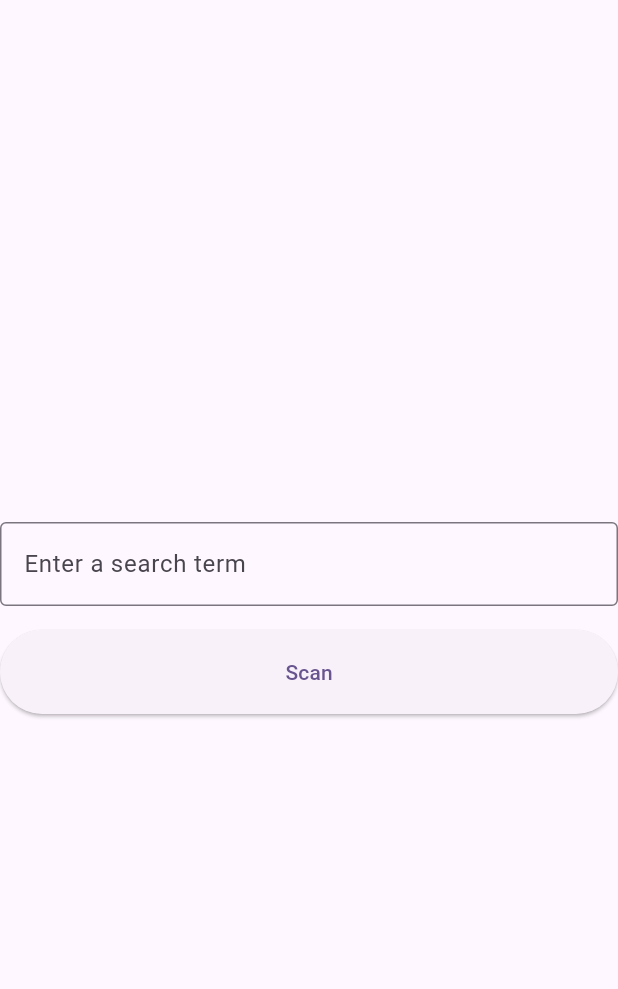
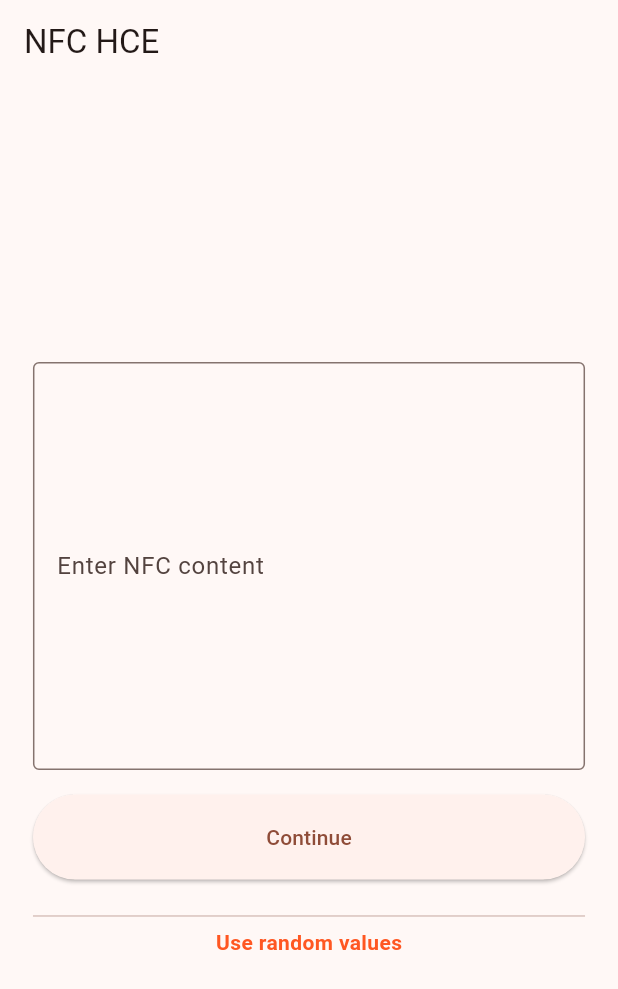
Before and after one commit to ZakriaFathi/NfcScanner, a Flutter app: the screen it shows after launch, on a phone screen of 412 x 824 dp. Shown: the top 989 px of the screen. Run offline on Flutter 3.47's test engine with Material 3 defaults, Android fonts, the phone set to English and light mode, and no system bars; our stand-ins replace flutter_screenutil; missing offline and left inert: flutter_nfc_hce.

Commit message:
add improvment

```diff
--- a/lib/main.dart
+++ b/lib/main.dart
@@ -1,6 +1,7 @@
+import 'dart:math';
 import 'package:flutter/material.dart';
-import 'nfc_scanner_view.dart';
 import 'package:flutter_screenutil/flutter_screenutil.dart';
+import 'package:nfc/dialog_extention.dart';
 
 void main() {
   runApp(const MyApp());
@@ -12,14 +13,17 @@ class MyApp extends StatelessWidget {
   @override
   Widget build(BuildContext context) {
     return ScreenUtilInit(
-      child: MaterialApp(
-        title: 'Flutter Demo',
+      designSize: const Size(375, 812),
+      builder: (context, child) {
+        return MaterialApp(
+          title: 'Flutter NFC Demo',
           theme: ThemeData(
-          colorScheme: ColorScheme.fromSeed(seedColor: Colors.deepPurple),
+            colorScheme: ColorScheme.fromSeed(seedColor: Colors.deepOrange),
             useMaterial3: true,
           ),
           home: const TestPage(),
-      ),
+        );
+      },
     );
   }
 }
@@ -28,11 +32,20 @@ class TestPage extends StatefulWidget {
   const TestPage({super.key});
 
   @override
-  _TestPageState createState() => _TestPageState();
+  State<TestPage> createState() => _TestPageState();
 }
 
 class _TestPageState extends State<TestPage> {
   final TextEditingController _controller = TextEditingController();
+  final Random _random = Random();
+
+  final List<String> _randomNfcContent = [
+    '0002010102122727خ*************************ص2804IBAN2925LY07004061061011010028017309601030040217National business0364bfaf8719e0d10ba055d4c58d929a0e50d78e071cf96d65bde25b40fece9aa94f3115004P0000001140053034345402525802LY5927خ*************************ص6007Tripoli610615001362170303Pay0606QrCode63041072',
+    '0002010102122727خال*********************باص2804IBAN2925LY07004061061011010028017309601030040217National business0364a99af92f87e31dcd2c4a73b4cc582ae6a6fb1201945a2bad21a1df5ee765ffef3115004P0000001139853034345402265802LY5927خال*********************باص6007Tripoli610615001362170303Pay0606QrCode6304999A',
+    '0002010102122727خالد *****************بيباص2804IBAN2925LY07004061061011010028017309601030040217National business0364e6bb3274251d6cbe7f9c0caa7c0e41996e21776bfd5a7f6cd03c9b6d7bbd6a1d3115004P0000001139953034345402395802LY5927خالد *****************بيباص6007Tripoli610615001362170303Pay0606QrCode63046F26',
+    '0002010102122727خالد عاشور عبد اللة البيباص2804IBAN2925LY07004061061011010028017309601030040217National business0364bdc25aecfde1db80b1319068d257d22e4febcb3aca7ed16b91d5c6a7400503c33115004P0000001139753034345402135802LY5927خالد عاشور عبد اللة البيباص6007Tripoli610615001362170303Pay0606QrCode63044041',
+    '0002010102122724ايه******************يسى2804IBAN2925LY43004061061010118059019309601030040217National business0364809b840201bf56e9cb4760f5a73ea3431762cf6e06523876dfb9e153d9e9dfb23115004P0000001138853034345402305802LY5924ايه******************يسى6007Tripoli610615001362170303Pay0606QrCode6304835F'
+  ];
 
   @override
   void dispose() {
@@ -41,61 +54,119 @@ class _TestPageState extends State<TestPage> {
   }
 
   void _showScanner() {
-    final inputText = _controller.text;
+    final inputText = _controller.text.trim();
 
-    // Show the bottom sheet with the input text
+    if (inputText.isEmpty) {
+      if (mounted) {
+        context.showMyAlertDialog(
+          title: 'Input Required',
+          description: 'Please enter NFC content.',
+        );
+      }
+      return;
+    }
+
+    // Display the bottom sheet with the input text
     showModalBottomSheet(
       context: context,
-      builder: (context) {
-        return Container(
-          color: Colors.cyan,
-          padding: const EdgeInsets.all(16),
-          constraints: BoxConstraints(
-            maxHeight: 0.5 * MediaQuery.of(context).size.height,
+      shape: const RoundedRectangleBorder(
+        borderRadius: BorderRadius.vertical(top: Radius.circular(16)),
       ),
-          child: AppNFCScanner(content: inputText),
+      builder: (_) => _NFCScannerBottomSheet(content: inputText),
     );
-      },
-    );
+  }
+
+  void _useRandomValue() {
+    setState(() {
+      // Set a random value from the list
+      _controller.text = _randomNfcContent[_random.nextInt(_randomNfcContent.length)];
+    });
   }
 
   @override
   Widget build(BuildContext context) {
     return Scaffold(
+      appBar: AppBar(
+        title: const Text('NFC HCE'),
+      ),
       body: Center(
+        child: Padding(
+          padding: EdgeInsets.all(20.0.w),
           child: Column(
             mainAxisSize: MainAxisSize.min,
             children: [
-            TextField(
-              controller: _controller,
-              decoration: const InputDecoration(
-                border: OutlineInputBorder(),
-                labelText: 'Enter a search term',
+              _InputField(controller: _controller),
+              SizedBox(height: 16.h),
+              _SubmitButton(onPressed: _showScanner),
+              SizedBox(height: 16.h),
+              const Divider(),
+              InkWell(
+                onTap: _useRandomValue,
+                child: const Text(
+                  'Use random values',
+                  style: TextStyle(
+                    color: Colors.deepOrange,
+                    fontWeight: FontWeight.bold,
                   ),
                 ),
-            SizedBox(height: 16), // Add some spacing
-            Scan(onPressed: _showScanner),
+              ),
             ],
+          ),
         ),
       ),
     );
   }
 }
 
-class Scan extends StatelessWidget {
+class _InputField extends StatelessWidget {
+  final TextEditingController controller;
+
+  const _InputField({super.key, required this.controller});
+
+  @override
+  Widget build(BuildContext context) {
+    return TextField(
+      controller: controller,
+      maxLines: 10,
+      decoration: const InputDecoration(
+        border: OutlineInputBorder(),
+        labelText: 'Enter NFC content',
+      ),
+    );
+  }
+}
+
+class _SubmitButton extends StatelessWidget {
   final VoidCallback onPressed;
 
-  const Scan({super.key, required this.onPressed});
+  const _SubmitButton({super.key, required this.onPressed});
 
   @override
   Widget build(BuildContext context) {
     return SizedBox(
       width: double.infinity,
-      height: 56,
+      height: 56.h,
       child: ElevatedButton(
         onPressed: onPressed,
-        child: const Text('Scan'),
+        child: const Text('Continue'),
       ),
     );
   }
 }
+
+class _NFCScannerBottomSheet extends StatelessWidget {
+  final String content;
+
+  const _NFCScannerBottomSheet({super.key, required this.content});
+
+  @override
+  Widget build(BuildContext context) {
+    return Container(
+      padding: EdgeInsets.all(16.w),
+      constraints: BoxConstraints(
+        maxHeight: 0.5 * MediaQuery.of(context).size.height,
+      ),
+      child: Text(content),
+    );
+  }
+}
```
Also changed, not shown: lib/context_bottom_sheet.dart (deleted, +0 -19 lines), lib/dialog_extention.dart (added, +26 -0 lines), lib/nfc_scanner_view.dart (+21 -17 lines), pubspec.yaml (+1 -44 lines), pubspec.lock, 22 other files. Lines whose indentation alone changed are shown as unchanged.
